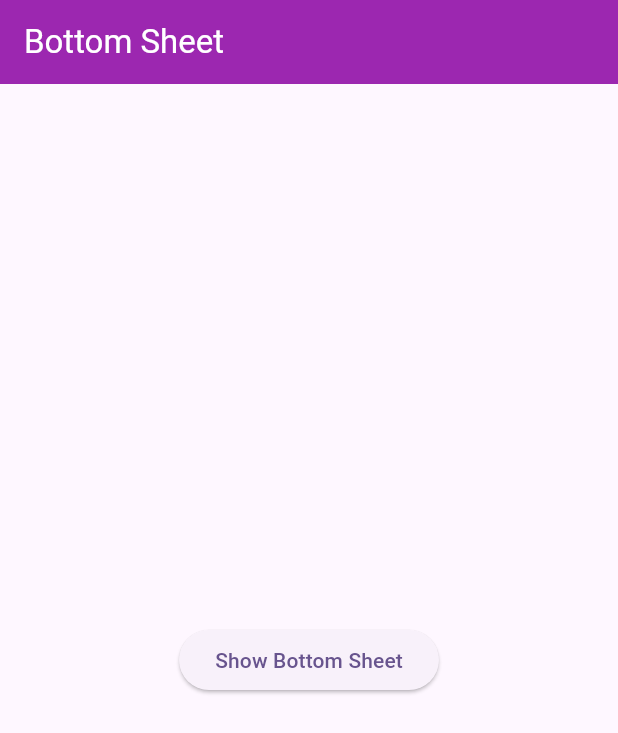
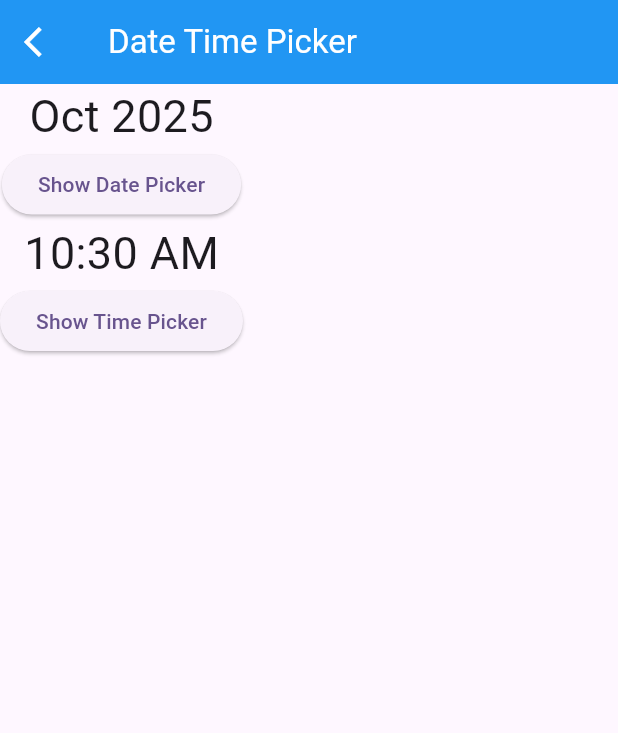
Before and after one commit to AbRehman536/Flutter_sec_2, a Flutter app: the screen it shows after launch, on a phone screen of 412 x 824 dp. Shown: the top 733 px of the screen. Run offline on Flutter 3.47's test engine with Material 3 defaults, Android fonts, the phone set to English and light mode, and no system bars; our stand-ins replace smooth_page_indicator.

Commit message:
Date Time Picker done

```diff
--- /dev/null
+++ b/lib/date_time_picker.dart
@@ -0,0 +1,53 @@
+import 'package:flutter/material.dart';
+import 'package:intl/intl.dart';
+
+class DateTimePickerDemo extends StatefulWidget {
+  const DateTimePickerDemo({super.key});
+
+  @override
+  State<DateTimePickerDemo> createState() => _DateTimePickerDemoState();
+}
+
+class _DateTimePickerDemoState extends State<DateTimePickerDemo> {
+  DateTime selectedDate = DateTime.now();
+  TimeOfDay selectedTime = TimeOfDay.now();
+  @override
+  Widget build(BuildContext context) {
+    return Scaffold(
+      appBar: AppBar(
+        leading: Icon(Icons.arrow_back_ios),
+        title: Text("Date Time Picker"),
+        backgroundColor: Colors.blue,
+        foregroundColor: Colors.white,
+      ),
+      body: Column(children: [
+        Text(
+         DateFormat.yMMM().format(selectedDate),
+         style: TextStyle(fontSize: 30),
+        ),
+        ElevatedButton(onPressed: (){
+          showDatePicker(
+              context: context,
+              firstDate: DateTime(1970),
+              lastDate: DateTime.now()).then((val){
+                setState(() {
+                  selectedDate = val!;
+                });
+          });
+        }, child: Text("Show Date Picker")),
+        Text(
+          selectedTime.format(context).toString(),
+          style: TextStyle(fontSize: 30),
+        ),
+        ElevatedButton(onPressed: (){
+          showTimePicker(
+              context: context,
+              initialTime: TimeOfDay.now()).then((val){
+                setState(() {
+                selectedTime = val!;
+              });});
+        }, child: Text("Show Time Picker"))
+      ],),
+    );
+  }
+}
--- a/lib/main.dart
+++ b/lib/main.dart
@@ -2,6 +2,7 @@ import 'package:flutter/material.dart';
 import 'package:flutter_sec_2/assets_image.dart';
 import 'package:flutter_sec_2/bottom_bar_demo.dart';
 import 'package:flutter_sec_2/bottom_sheet_demo.dart';
+import 'package:flutter_sec_2/date_time_picker.dart';
 import 'package:flutter_sec_2/dialogbox_demo.dart';
 import 'package:flutter_sec_2/fab.dart';
 import 'package:flutter_sec_2/gridview_demo.dart';
@@ -48,7 +49,7 @@ class MyApp extends StatelessWidget {
         colorScheme: ColorScheme.fromSeed(seedColor: Colors.deepPurple),
         useMaterial3: true,
       ),
-      home: BottomSheetDemo(),
+      home: DateTimePickerDemo(),
     );
   }
 }
--- a/pubspec.yaml
+++ b/pubspec.yaml
@@ -36,6 +36,7 @@ dependencies:
   # Use with the CupertinoIcons class for iOS style icons.
   cupertino_icons: ^1.0.8
   smooth_page_indicator: ^1.2.1
+  intl: ^0.20.2
 
 dev_dependencies:
   flutter_test:
```
Also changed, not shown: pubspec.lock.
